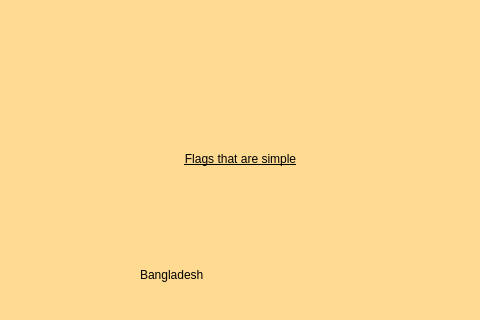
Qt form keepsimplelesson.ui (zxjorge/EDApp) before a commit; both pictures show x 421 to 901 and y 281 to 601 of the 1323 by 718 pixel window.
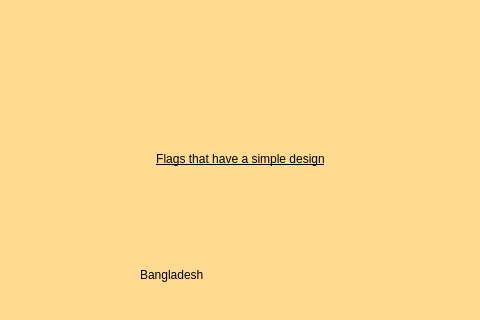
The same form after that commit. Icons and pictures are not drawn.

Commit message: Changed the header labels for lessons

Diff of the .ui file:
```diff
--- a/keepsimplelesson.ui
+++ b/keepsimplelesson.ui
@@ -10,6 +10,11 @@
     <height>718</height>
    </rect>
   </property>
+  <property name="font">
+   <font>
+    <family>.AppleSystemUIFont</family>
+   </font>
+  </property>
   <property name="windowTitle">
    <string>StackedWidget</string>
   </property>
@@ -131,7 +136,7 @@
 text-decoration: underline;</string>
                </property>
                <property name="text">
-                <string>Flags that are simple</string>
+                <string>Flags that have a simple design</string>
                </property>
                <property name="alignment">
                 <set>Qt::AlignCenter</set>
```
Left out of the diff: 2 changed lines with no effect on the pictures. The commit also changes 2 other files.
